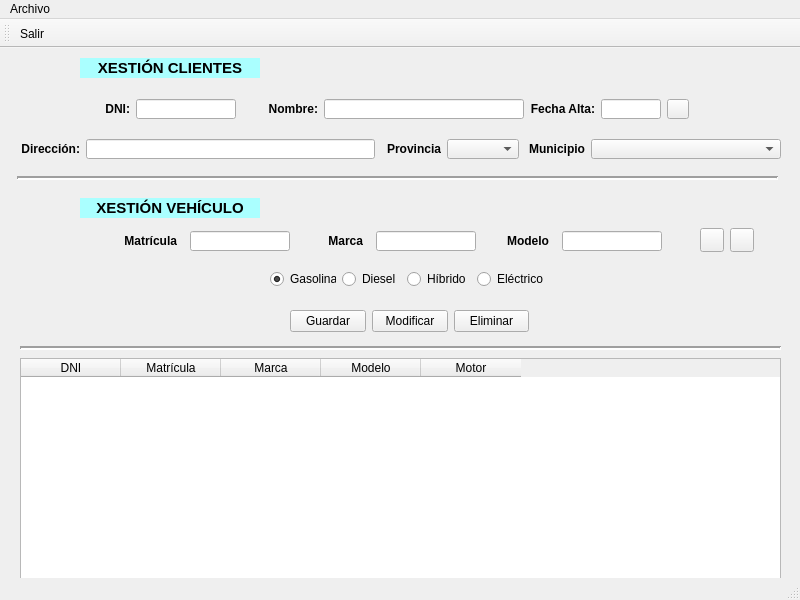
Before: the Qt Designer form ui/ventMain.ui in arielcostas/dam-di-costasguerrero, drawn with Qt 5.
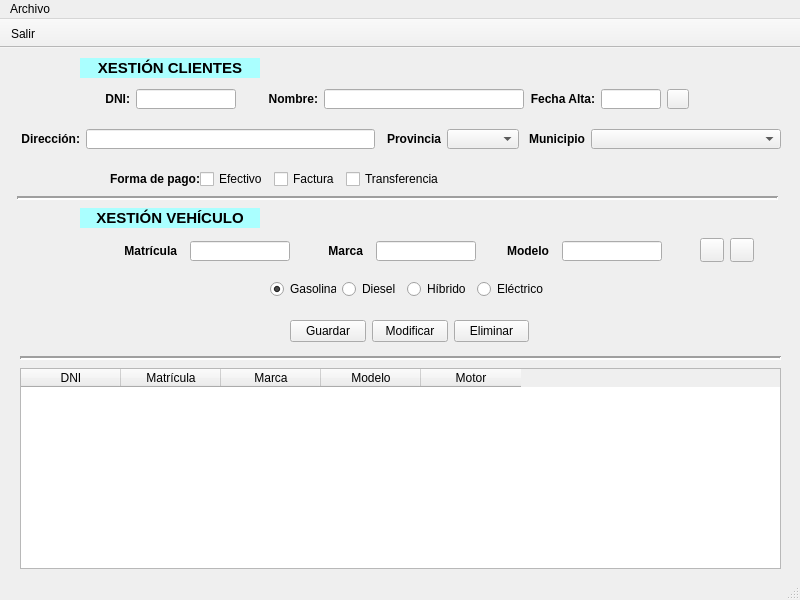
After: the same form once the commit is applied. Icons and pictures are not drawn.

The edit to the form file:
```diff
--- a/ui/ventMain.ui
+++ b/ui/ventMain.ui
@@ -76,7 +76,7 @@
     <property name="geometry">
      <rect>
       <x>100</x>
-      <y>50</y>
+      <y>40</y>
       <width>591</width>
       <height>22</height>
      </rect>
@@ -273,7 +273,7 @@
     <property name="geometry">
      <rect>
       <x>17</x>
-      <y>120</y>
+      <y>140</y>
       <width>761</width>
       <height>21</height>
      </rect>
@@ -289,7 +289,7 @@
     <property name="geometry">
      <rect>
       <x>80</x>
-      <y>150</y>
+      <y>160</y>
       <width>180</width>
       <height>20</height>
      </rect>
@@ -332,7 +332,7 @@
     <property name="geometry">
      <rect>
       <x>20</x>
-      <y>90</y>
+      <y>80</y>
       <width>761</width>
       <height>22</height>
      </rect>
@@ -473,7 +473,7 @@
     <property name="geometry">
      <rect>
       <x>110</x>
-      <y>180</y>
+      <y>190</y>
       <width>561</width>
       <height>26</height>
      </rect>
@@ -614,7 +614,7 @@
     <property name="geometry">
      <rect>
       <x>20</x>
-      <y>290</y>
+      <y>300</y>
       <width>761</width>
       <height>21</height>
      </rect>
@@ -630,7 +630,7 @@
     <property name="geometry">
      <rect>
       <x>270</x>
-      <y>220</y>
+      <y>230</y>
       <width>273</width>
       <height>22</height>
      </rect>
@@ -685,9 +685,9 @@
     <property name="geometry">
      <rect>
       <x>20</x>
-      <y>310</y>
+      <y>320</y>
       <width>761</width>
-      <height>231</height>
+      <height>201</height>
      </rect>
     </property>
     <column>
@@ -720,7 +720,7 @@
     <property name="geometry">
      <rect>
       <x>730</x>
-      <y>180</y>
+      <y>190</y>
       <width>24</width>
       <height>24</height>
      </rect>
@@ -749,7 +749,7 @@
     <property name="geometry">
      <rect>
       <x>700</x>
-      <y>180</y>
+      <y>190</y>
       <width>24</width>
       <height>24</height>
      </rect>
@@ -774,11 +774,11 @@
       <normaloff>../img/buscar.png</normaloff>../img/buscar.png</iconset>
     </property>
    </widget>
-   <widget class="QWidget" name="">
+   <widget class="QWidget" name="layoutWidget">
     <property name="geometry">
      <rect>
       <x>290</x>
-      <y>260</y>
+      <y>270</y>
       <width>239</width>
       <height>26</height>
      </rect>
@@ -807,6 +807,68 @@
      </item>
     </layout>
    </widget>
+   <widget class="QWidget" name="layoutWidget">
+    <property name="geometry">
+     <rect>
+      <x>100</x>
+      <y>120</y>
+      <width>339</width>
+      <height>22</height>
+     </rect>
+    </property>
+    <layout class="QHBoxLayout" name="horizontalLayout_6">
+     <item>
+      <widget class="QLabel" name="lblDni_2">
+       <property name="minimumSize">
+        <size>
+         <width>100</width>
+         <height>20</height>
+        </size>
+       </property>
+       <property name="maximumSize">
+        <size>
+         <width>100</width>
+         <height>20</height>
+        </size>
+       </property>
+       <property name="font">
+        <font>
+         <bold>true</bold>
+        </font>
+       </property>
+       <property name="text">
+        <string>Forma de pago:</string>
+       </property>
+       <property name="alignment">
+        <set>Qt::AlignRight|Qt::AlignTrailing|Qt::AlignVCenter</set>
+       </property>
+      </widget>
+     </item>
+     <item>
+      <widget class="QCheckBox" name="checkBox">
+       <property name="text">
+        <string>Efectivo</string>
+       </property>
+      </widget>
+     </item>
+     <item>
+      <widget class="QCheckBox" name="checkBox_2">
+       <property name="text">
+        <string>Factura</string>
+       </property>
+      </widget>
+     </item>
+     <item>
+      <widget class="QCheckBox" name="checkBox_3">
+       <property name="text">
+        <string>Transferencia</string>
+       </property>
+      </widget>
+     </item>
+    </layout>
+   </widget>
+   <zorder>layoutWidget</zorder>
+   <zorder>layoutWidget</zorder>
    <zorder>layoutWidget</zorder>
    <zorder>layoutWidget</zorder>
    <zorder>layoutWidget</zorder>
@@ -844,6 +906,12 @@
    <property name="windowTitle">
     <string>toolBar</string>
    </property>
+   <property name="movable">
+    <bool>false</bool>
+   </property>
+   <property name="floatable">
+    <bool>true</bool>
+   </property>
    <attribute name="toolBarArea">
     <enum>TopToolBarArea</enum>
    </attribute>
```
Left out of the diff: 11 changed lines with no effect on the pictures.
